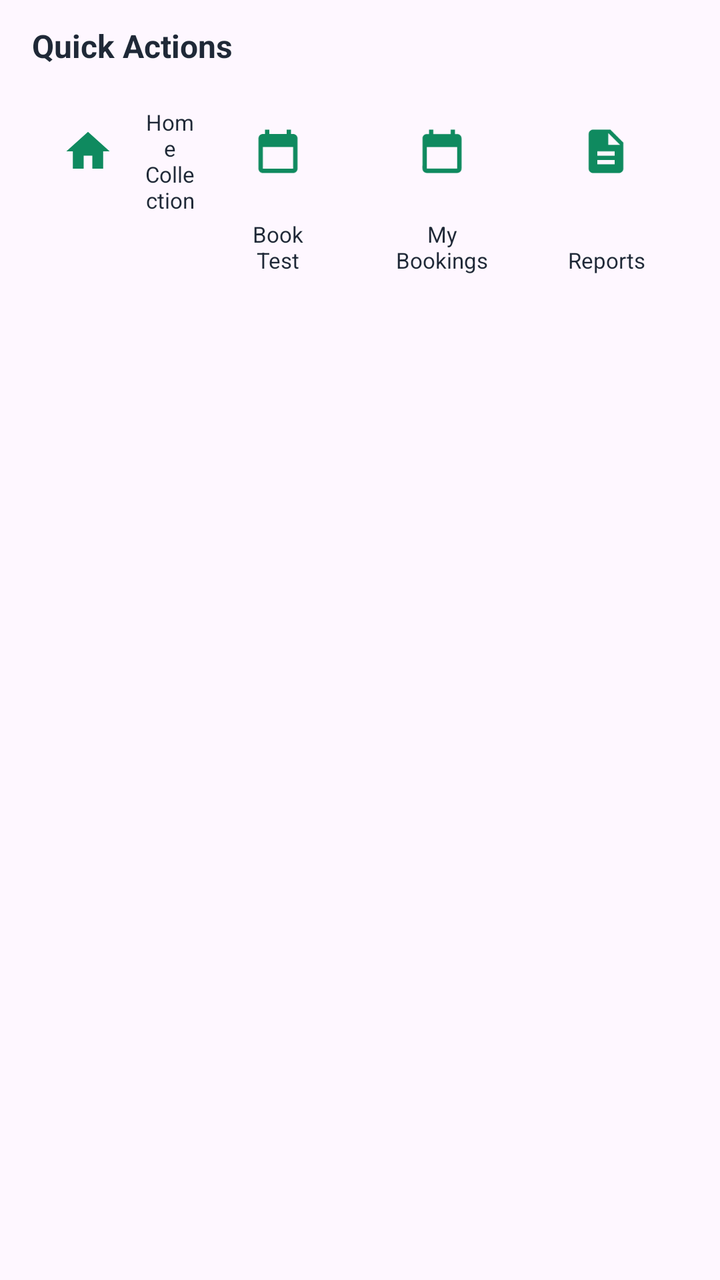
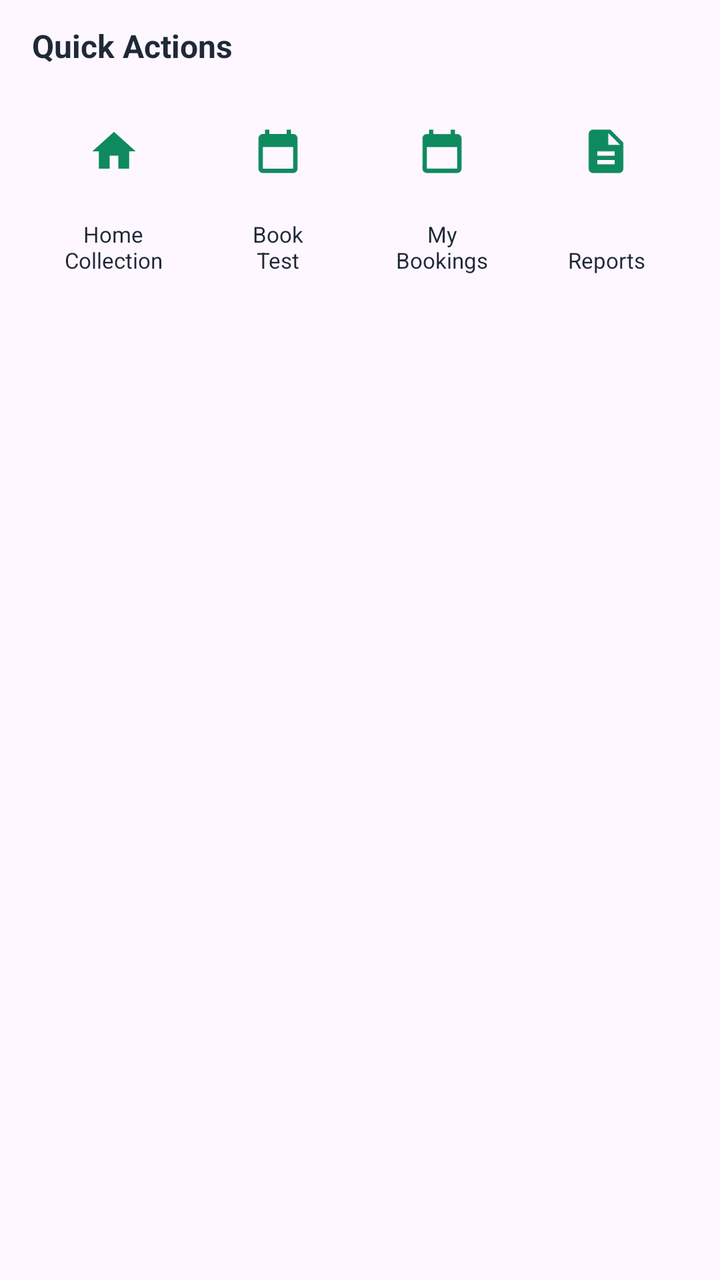

Compare the two renders of this Android layout. The source of the first and the diff that turns it into the second are given below.
<!-- AndroidManifest.xml: application theme Theme.HealthHand -->
<!-- res/layout/fragment_quick_action.xml -->
<?xml version="1.0" encoding="utf-8"?>
<LinearLayout
    xmlns:android="http://schemas.android.com/apk/res/android"
    xmlns:app="http://schemas.android.com/apk/res-auto"
    android:layout_width="match_parent"
    android:layout_height="wrap_content"
    android:orientation="vertical"
    android:paddingStart="16dp"
    android:paddingEnd="16dp"
    android:paddingTop="12dp"
    android:paddingBottom="12dp">

    <TextView
        android:id="@+id/tvQuickActionsTitle"
        android:layout_width="wrap_content"
        android:layout_height="wrap_content"
        android:text="Quick Actions"
        android:textSize="16sp"
        android:textStyle="bold"
        android:textColor="#1F2937" />

    <LinearLayout
        android:id="@+id/quickActionsRow"
        android:layout_width="match_parent"
        android:layout_height="wrap_content"
        android:layout_marginTop="14dp"
        android:orientation="horizontal">

        
        <LinearLayout
            android:id="@+id/actionHomeCollection"
            android:layout_width="0dp"
            android:layout_height="wrap_content"
            android:layout_weight="1"
            android:oriesntation="vertical"
            android:gravity="center_horizontal"
            android:clickable="true"
            android:focusable="true">

            <FrameLayout
                android:layout_width="56dp"
                android:layout_height="56dp"
             >

                <ImageView
                    android:layout_width="26dp"
                    android:layout_height="26dp"
                    android:layout_gravity="center"
                    android:src="@drawable/ic_home"
                    app:tint="#0F8A5F"
                    android:contentDescription="Home Collection" />
            </FrameLayout>

            <TextView
                android:layout_width="wrap_content"
                android:layout_height="wrap_content"
                android:layout_marginTop="6dp"
                android:text="Home\nCollection"
                android:textAlignment="center"
                android:textSize="11sp"
                android:textColor="#1F2937" />
        </LinearLayout>

        
        <LinearLayout
            android:id="@+id/actionBookTest"
            android:layout_width="0dp"
            android:layout_height="wrap_content"
            android:layout_weight="1"
            android:orientation="vertical"
            android:gravity="center_horizontal"
            android:clickable="true"
            android:focusable="true">

            <FrameLayout
                android:layout_width="56dp"
                android:layout_height="56dp"
             >

                <ImageView
                    android:layout_width="26dp"
                    android:layout_height="26dp"
                    android:layout_gravity="center"
                    android:src="@drawable/ic_nav_bookings"
                    app:tint="#0F8A5F"
                    android:contentDescription="Book Test" />
            </FrameLayout>

            <TextView
                android:layout_width="wrap_content"
                android:layout_height="wrap_content"
                android:layout_marginTop="6dp"
                android:text="Book\nTest"
                android:textAlignment="center"
                android:textSize="11sp"
                android:textColor="#1F2937" />
        </LinearLayout>

        
        <LinearLayout
            android:id="@+id/actionMyBookings"
            android:layout_width="0dp"
            android:layout_height="wrap_content"
            android:layout_weight="1"
            android:orientation="vertical"
            android:gravity="center_horizontal"
            android:clickable="true"
            android:focusable="true">

            <FrameLayout
                android:layout_width="56dp"
                android:layout_height="56dp"
            >

                <ImageView
                    android:layout_width="26dp"
                    android:layout_height="26dp"
                    android:layout_gravity="center"
                    android:src="@drawable/ic_nav_bookings"
                    app:tint="#0F8A5F"
                    android:contentDescription="My Bookings" />
            </FrameLayout>

            <TextView
                android:layout_width="wrap_content"
                android:layout_height="wrap_content"
                android:layout_marginTop="6dp"
                android:text="My\nBookings"
                android:textAlignment="center"
                android:textSize="11sp"
                android:textColor="#1F2937" />
        </LinearLayout>

        
        <LinearLayout
            android:id="@+id/actionReports"
            android:layout_width="0dp"
            android:layout_height="wrap_content"
            android:layout_weight="1"
            android:orientation="vertical"
            android:gravity="center_horizontal"
            android:clickable="true"
            android:focusable="true">

            <FrameLayout
                android:layout_width="56dp"
                android:layout_height="56dp"
            >

                <ImageView
                    android:layout_width="26dp"
                    android:layout_height="26dp"
                    android:layout_gravity="center"
                    android:src="@drawable/ic_nav_reports"
                    app:tint="#0F8A5F"
                    android:contentDescription="Reports" />
            </FrameLayout>

            <TextView
                android:layout_width="wrap_content"
                android:layout_height="wrap_content"
                android:layout_marginTop="6dp"
                android:text="\nReports"
                android:textAlignment="center"
                android:textSize="11sp"
                android:textColor="#1F2937" />
        </LinearLayout>

    </LinearLayout>
</LinearLayout>
<!-- resources referenced by this layout -->
<resources>
  <!-- drawable ic_home (drawable) -->
  <?xml version="1.0" encoding="utf-8"?>
  <vector xmlns:android="http://schemas.android.com/apk/res/android"
      android:width="24dp" android:height="24dp"
      android:viewportWidth="24" android:viewportHeight="24">
      <path android:fillColor="#00FF00"
          android:pathData="M10,20v-6h4v6h5v-8h3L12,3 2,12h3v8z" />
  </vector>
  <!-- drawable ic_nav_bookings (drawable) -->
  <?xml version="1.0" encoding="utf-8"?>
  <vector xmlns:android="http://schemas.android.com/apk/res/android"
      android:width="24dp" android:height="24dp"
      android:viewportWidth="24" android:viewportHeight="24">
      <path android:fillColor="#00FF00"
          android:pathData="M19,4h-1V2h-2v2H8V2H6v2H5C3.89,4 3.01,4.9 3.01,6L3,20c0,1.1 0.89,2 2,2h14c1.1,0 2,-0.9 2,-2V6C21,4.9 20.1,4 19,4zM19,20H5V10h14V20z" />
  </vector>
  <!-- drawable ic_nav_reports (drawable) -->
  <?xml version="1.0" encoding="utf-8"?>
  <vector xmlns:android="http://schemas.android.com/apk/res/android"
      android:width="24dp" android:height="24dp"
      android:viewportWidth="24" android:viewportHeight="24">
      <path android:fillColor="#00FF00"
          android:pathData="M14,2H6c-1.1,0 -1.99,0.9 -1.99,2L4,20c0,1.1 0.89,2 1.99,2H18c1.1,0 2,-0.9 2,-2V8l-6,-6zM16,18H8v-2h8v2zM16,14H8v-2h8v2zM13,9V3.5L18.5,9H13z" />
  </vector>
  <style name="Theme.HealthHand" parent="Base.Theme.HealthHand" />
  <style name="Base.Theme.HealthHand" parent="Theme.Material3.DayNight.NoActionBar">
          
          
      </style>
</resources>

<!-- the commit's change to res/layout/fragment_quick_action.xml (unified diff, before → after) -->
@@ -32,7 +32,7 @@
             android:layout_width="0dp"
             android:layout_height="wrap_content"
             android:layout_weight="1"
-            android:oriesntation="vertical"
+            android:orientation="vertical"
             android:gravity="center_horizontal"
             android:clickable="true"
             android:focusable="true">
